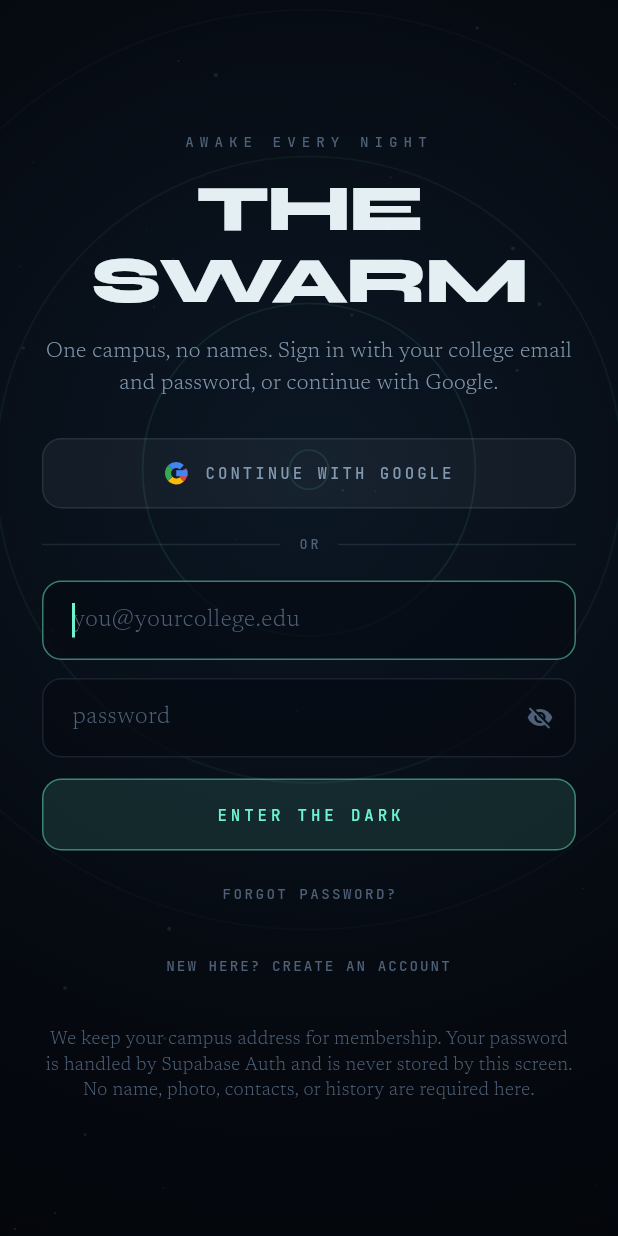
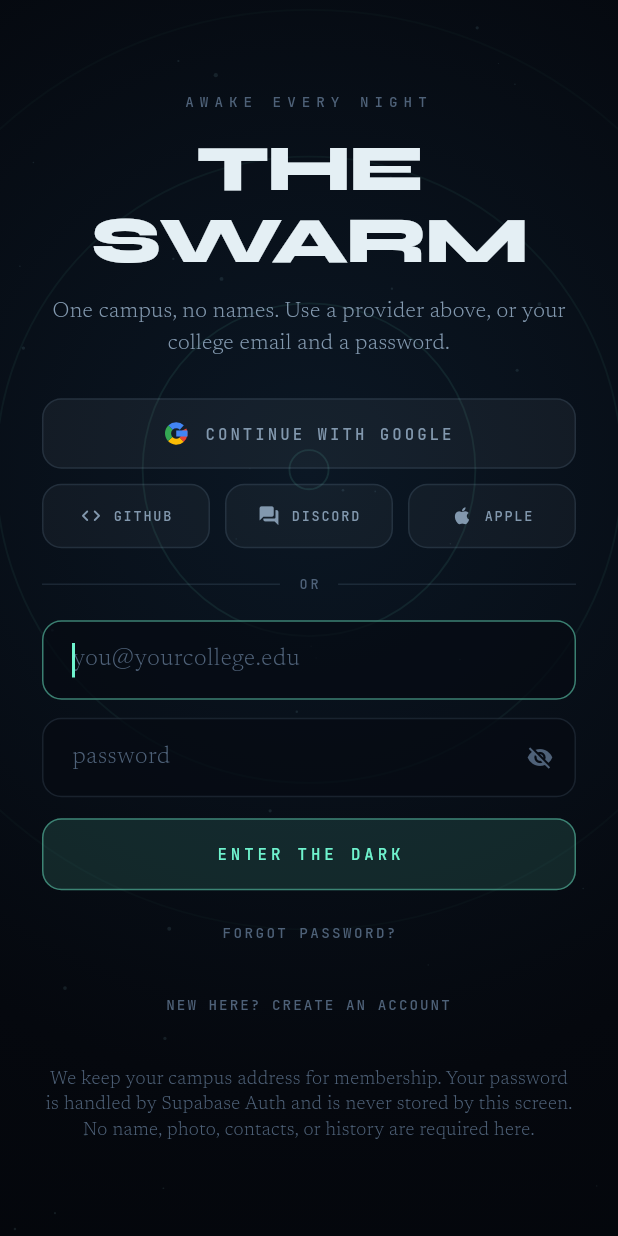
Before and after one commit to nagendrachaudhary99/The-Swarm, a Flutter app: the screen it shows after launch, on a phone screen of 412 x 824 dp. Run offline on Flutter 3.47's test engine with Material 3 defaults, Android fonts, the phone set to English and light mode, and no system bars; our stand-ins replace geolocator, google_maps_flutter, supabase_flutter; accounts and stored records are empty.

Commit message:
Auth: four doors instead of one, and an error that names the missing half
The OTP and magic-link code went in 908b7a8 and there is none left —
signInWithOtp, verifyOTP, OtpType, sendCode, verifyCode all return zero
matches. What did not change is that Google was the only provider on the
screen, and that it has never been switched on for the project, which
together made "OAuth is done" and "OAuth works" look like the same claim
when they were not.

The gate now offers Google, GitHub, Discord and Apple. Google keeps the
wide button and its drawn mark; the rest share a row, because a column of
full-width buttons turns a sign-in screen into a menu.

set-oauth.sh replaces set-google-oauth.sh and enables whichever providers
have both halves of a credential in the environment. A provider with
neither is left untouched rather than disabled, so running it twice cannot
switch off a door somebody turned on by hand. A provider with exactly one
half is an error, because that silently half-configures a login.

The thing worth being honest about, and it is now written in the script
header rather than only in a chat message: no script here can mint an
OAuth client. Every provider issues those against a human's account, so
that step is yours and always was. GitHub is the two-minute one; Apple
needs a paid account and a secret that expires twice a year.

A provider that is listed but not enabled upstream now fails with "not
switched on for this project yet" instead of a raw exception. Hiding the
button would have been the other option and is worse: a missing door reads
as a broken app, a locked one reads as a setup step.

Co-Authored-By: Claude Opus 5 (1M context) <noreply@anthropic.com>

```diff
--- a/lib/screens/gate_screen.dart
+++ b/lib/screens/gate_screen.dart
@@ -19,6 +19,33 @@ class GateScreen extends StatefulWidget {
 }
 
 enum _AuthMode { signIn, signUp }
+
+/// The doors this screen is willing to show.
+///
+/// Showing one is not the same as it working. Each still has to be switched on
+/// in Supabase → Authentication → Providers with a client id and secret issued
+/// by that provider, and no code in this repo can conjure those — they are
+/// minted against someone's account, by that someone.
+///
+/// A provider listed here but not enabled upstream fails with a message that
+/// says so, which is deliberately better than hiding the button: a door that
+/// is missing reads as a broken app, and a door that says "not unlocked yet"
+/// reads as a setup step.
+enum _Provider {
+  google(OAuthProvider.google, 'Google', Icons.g_mobiledata_rounded),
+  github(OAuthProvider.github, 'GitHub', Icons.code_rounded),
+  discord(OAuthProvider.discord, 'Discord', Icons.forum_rounded),
+  apple(OAuthProvider.apple, 'Apple', Icons.apple_rounded);
+
+  const _Provider(this.provider, this.label, this.icon);
+
+  final OAuthProvider provider;
+  final String label;
+  final IconData icon;
+
+  /// Google keeps the wide button and its real mark; the rest share a row.
+  static const rest = [_Provider.github, _Provider.discord, _Provider.apple];
+}
 
 class _GateScreenState extends State<GateScreen>
     with SingleTickerProviderStateMixin {
@@ -140,7 +167,7 @@ class _GateScreenState extends State<GateScreen>
     }
   }
 
-  Future<void> _google() async {
+  Future<void> _oauth(_Provider p) async {
     setState(() {
       _busy = true;
       _error = null;
@@ -148,7 +175,7 @@ class _GateScreenState extends State<GateScreen>
     });
 
     try {
-      await SwarmApi.instance.signInWith(OAuthProvider.google);
+      await SwarmApi.instance.signInWith(p.provider);
 
       // On web the page normally navigates away. On mobile the session comes
       // back through the configured deep link and the root handles it.
@@ -157,7 +184,18 @@ class _GateScreenState extends State<GateScreen>
       if (mounted) {
         setState(() {
           _busy = false;
-          _error = 'Google would not open.\n\n$e';
+          // A provider that is in this list but not switched on in the
+          // dashboard fails here, and the message says which half is missing
+          // — otherwise it reads as "the app is broken" rather than "that
+          // door was never unlocked".
+          final msg = e.toString().toLowerCase();
+          _error = msg.contains('not enabled') ||
+                  msg.contains('unsupported') ||
+                  msg.contains('provider')
+              ? '${p.label} is not switched on for this project yet.\n\n'
+                  'Enable it in Supabase → Authentication → Providers, '
+                  'or use your college email and a password below.'
+              : '${p.label} would not open.\n\n$e';
         });
       }
     }
@@ -267,13 +305,25 @@ class _GateScreenState extends State<GateScreen>
                               ? 'Create an account with your college email and '
                                   'a password. Your campus domain is still the '
                                   'membership test.'
-                              : 'One campus, no names. Sign in with your college '
-                                  'email and password, or continue with Google.',
+                              : 'One campus, no names. Use a provider above, or your '
+                                  'college email and a password.',
                           textAlign: TextAlign.center,
                           style: Swarm.voice(size: 14.5, color: Swarm.fog),
                         ),
                         const SizedBox(height: 26),
                         _googleButton(),
+                        if (_Provider.rest.isNotEmpty) ...[
+                          const SizedBox(height: 10),
+                          Row(
+                            children: [
+                              for (final p in _Provider.rest) ...[
+                                Expanded(child: _providerButton(p)),
+                                if (p != _Provider.rest.last)
+                                  const SizedBox(width: 10),
+                              ],
+                            ],
+                          ),
+                        ],
                         const SizedBox(height: 18),
                         _or(),
                         const SizedBox(height: 18),
@@ -352,8 +402,35 @@ class _GateScreenState extends State<GateScreen>
     );
   }
 
+  /// The secondary doors. Icon and word only — a row of full-width buttons
+  /// turns a sign-in screen into a menu, and the point of this screen is that
+  /// getting in is not a decision worth deliberating over.
+  Widget _providerButton(_Provider p) => GestureDetector(
+        onTap: _busy ? null : () => _oauth(p),
+        child: Container(
+          padding: const EdgeInsets.symmetric(vertical: 13),
+          alignment: Alignment.center,
+          decoration: BoxDecoration(
+            borderRadius: BorderRadius.circular(13),
+            color: Swarm.foam.withValues(alpha: .04),
+            border: Border.all(color: Swarm.line),
+          ),
+          child: Row(
+            mainAxisAlignment: MainAxisAlignment.center,
+            children: [
+              Icon(p.icon, size: 15, color: Swarm.fog),
+              const SizedBox(width: 7),
+              Text(
+                p.label.toUpperCase(),
+                style: Swarm.data(size: 9, color: Swarm.fog, tracking: 1.2),
+              ),
+            ],
+          ),
+        ),
+      );
+
   Widget _googleButton() => GestureDetector(
-        onTap: _busy ? null : _google,
+        onTap: _busy ? null : () => _oauth(_Provider.google),
         child: Container(
           padding: const EdgeInsets.symmetric(vertical: 15),
           alignment: Alignment.center,
```
Also changed, not shown: 3 other files.
